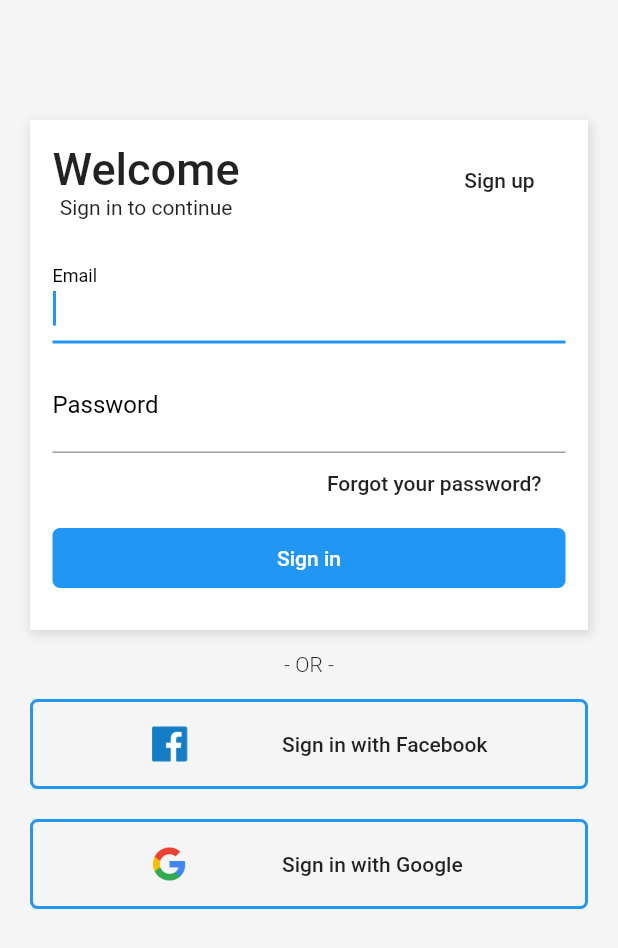
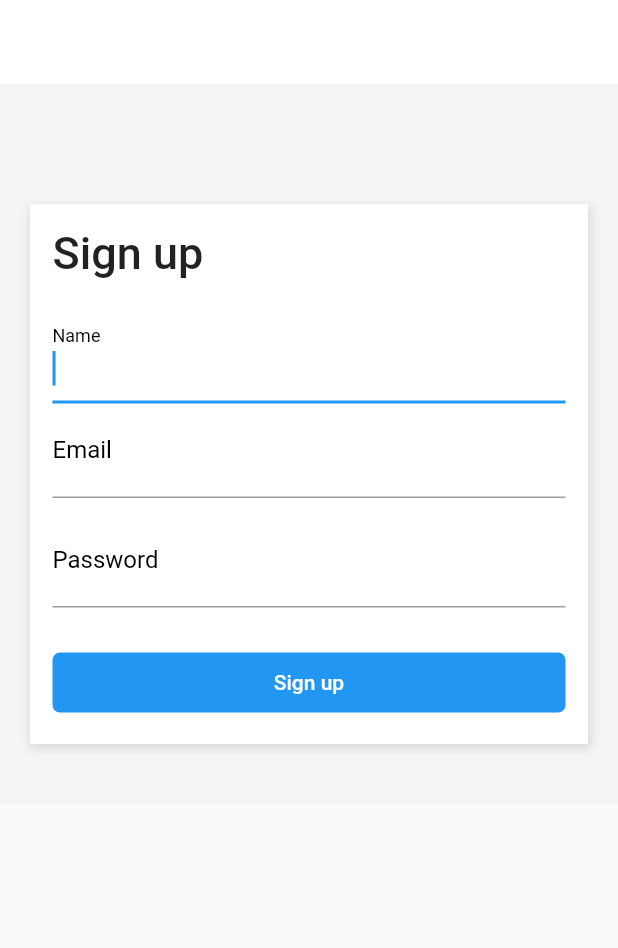
Before and after one commit to ozmartins/flutter-shopping, a Flutter app: the screen it shows after launch, after a tap on "Sign up", on a phone screen of 412 x 824 dp. Shown: the top 948 px of the screen. Run offline on Flutter 3.47's test engine with Material 2 defaults, Android fonts, the phone set to English and light mode, and no system bars.

Commit message:
Create signup page

```diff
--- a/lib/pages/login.page.dart
+++ b/lib/pages/login.page.dart
@@ -1,6 +1,9 @@
 // ignore_for_file: prefer_const_constructors, deprecated_member_use, prefer_const_literals_to_create_immutables
 
 import 'package:flutter/material.dart';
+import 'package:shopping/pages/signup.page.dart';
+
+import 'home.page.dart';
 
 class LoginPage extends StatelessWidget {
   const LoginPage({Key? key}) : super(key: key);
@@ -48,7 +51,13 @@ class LoginPage extends StatelessWidget {
                               ],
                             ),
                             FlatButton(
-                                onPressed: () {}, child: Text("Sign up")),
+                                onPressed: () {
+                                  Navigator.push(
+                                      context,
+                                      MaterialPageRoute(
+                                          builder: (context) => SignupPage()));
+                                },
+                                child: Text("Sign up")),
                           ]),
                       SizedBox(
                         height: 20,
@@ -102,7 +111,13 @@ class LoginPage extends StatelessWidget {
                             color: Colors.blue,
                             borderRadius: BorderRadius.all(Radius.circular(5))),
                         child: FlatButton(
-                          onPressed: () {},
+                          onPressed: () {
+                            Navigator.push(
+                              context,
+                              MaterialPageRoute(
+                                  builder: (context) => HomePage()),
+                            );
+                          },
                           child: Text(
                             "Sign in",
                             style: TextStyle(color: Colors.white),
--- /dev/null
+++ b/lib/pages/signup.page.dart
@@ -0,0 +1,122 @@
+// ignore_for_file: prefer_const_constructors, deprecated_member_use
+// ignore_for_file: prefer_const_literals_to_create_immutables
+
+import 'package:flutter/material.dart';
+
+class SignupPage extends StatelessWidget {
+  const SignupPage({Key? key}) : super(key: key);
+
+  @override
+  Widget build(BuildContext context) {
+    return Scaffold(
+      appBar: AppBar(
+        elevation: 0,
+        backgroundColor: Colors.white,
+      ),
+      body: SingleChildScrollView(
+        child: Container(
+          color: const Color(0xFFF5F5F5),
+          padding: const EdgeInsets.only(
+            top: 80,
+            left: 20,
+            right: 20,
+            bottom: 40,
+          ),
+          child: Column(
+            children: <Widget>[
+              Container(
+                height: 360,
+                decoration:
+                    const BoxDecoration(color: Colors.white, boxShadow: [
+                  BoxShadow(
+                      color: Colors.black12,
+                      offset: Offset(1, 2.0),
+                      blurRadius: 5,
+                      spreadRadius: 1)
+                ]),
+                child: Padding(
+                  padding: EdgeInsets.only(left: 15, right: 15, top: 15),
+                  child: Column(
+                    crossAxisAlignment: CrossAxisAlignment.stretch,
+                    children: [
+                      Text(
+                        "Sign up",
+                        style: TextStyle(
+                            fontSize: 30, fontWeight: FontWeight.w500),
+                      ),
+                      SizedBox(
+                        height: 20,
+                      ),
+                      TextFormField(
+                        autofocus: true,
+                        keyboardType: TextInputType.text,
+                        decoration: InputDecoration(
+                          labelText: "Name",
+                          labelStyle: TextStyle(
+                              color: Colors.black,
+                              fontWeight: FontWeight.w400,
+                              fontSize: 16),
+                        ),
+                        style: TextStyle(
+                          fontSize: 20,
+                        ),
+                      ),
+                      TextFormField(
+                        autofocus: true,
+                        keyboardType: TextInputType.emailAddress,
+                        decoration: InputDecoration(
+                          labelText: "Email",
+                          labelStyle: TextStyle(
+                              color: Colors.black,
+                              fontWeight: FontWeight.w400,
+                              fontSize: 16),
+                        ),
+                        style: TextStyle(
+                          fontSize: 20,
+                        ),
+                      ),
+                      SizedBox(
+                        height: 10,
+                      ),
+                      TextFormField(
+                        keyboardType: TextInputType.text,
+                        obscureText: true,
+                        decoration: InputDecoration(
+                          labelText: "Password",
+                          labelStyle: TextStyle(
+                              color: Colors.black,
+                              fontWeight: FontWeight.w400,
+                              fontSize: 16),
+                        ),
+                        style: TextStyle(
+                          fontSize: 20,
+                        ),
+                      ),
+                      SizedBox(
+                        height: 30,
+                      ),
+                      Container(
+                        height: 40,
+                        width: double.infinity,
+                        decoration: BoxDecoration(
+                            color: Colors.blue,
+                            borderRadius: BorderRadius.all(Radius.circular(5))),
+                        child: FlatButton(
+                          onPressed: () {},
+                          child: Text(
+                            "Sign up",
+                            style: TextStyle(color: Colors.white),
+                          ),
+                        ),
+                      ),
+                    ],
+                  ),
+                ),
+              ),
+            ],
+          ),
+        ),
+      ),
+    );
+  }
+}
```
